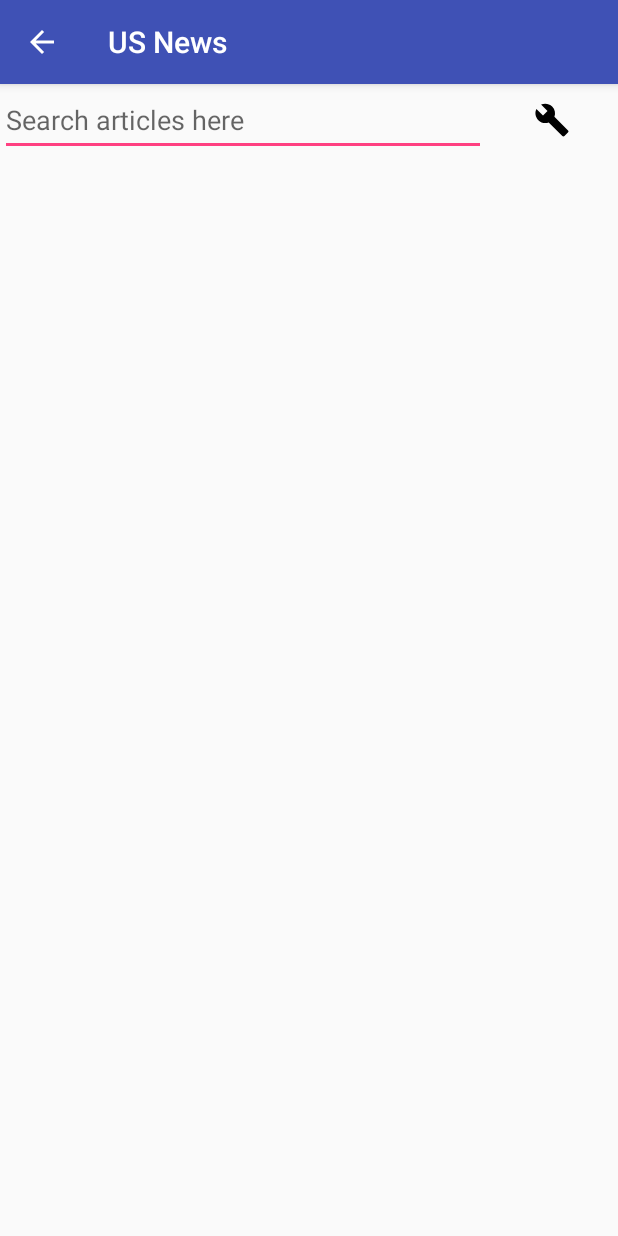
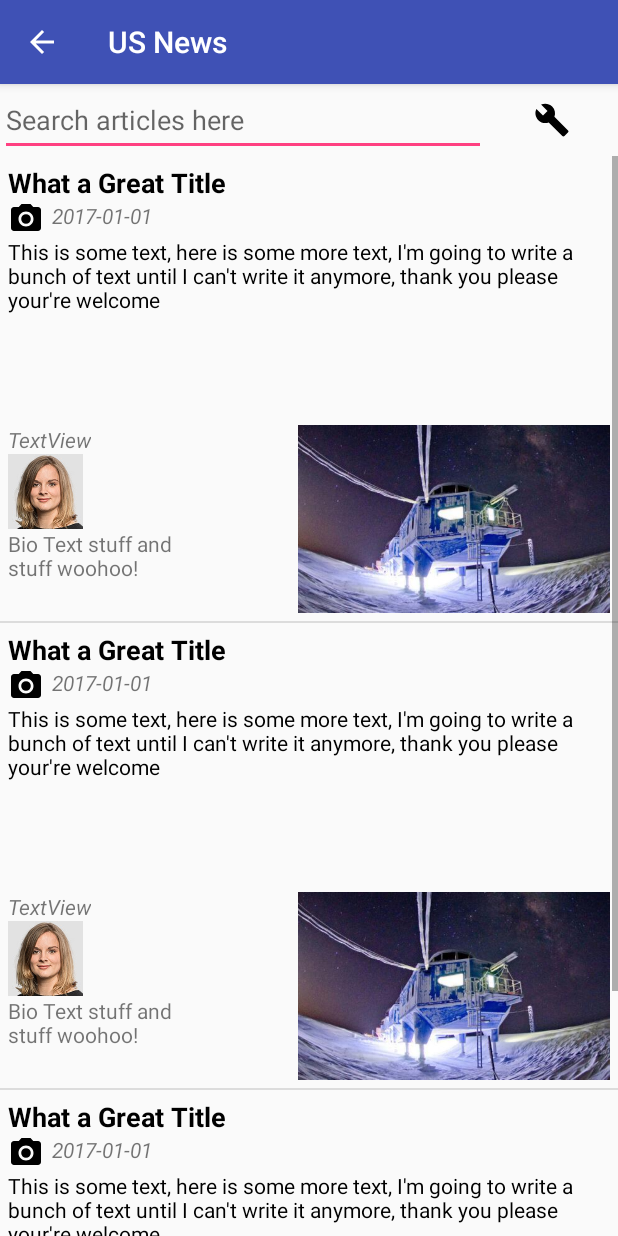
Before and after one commit to nstrucky/GuardianNews, an Android app: the screen it shows after launch (SectionActivity), after a tap on "US News", on a phone screen of 412 x 824 dp. Run offline under Robolectric (Android 15) with nearby library versions, the phone set to English and light mode, and no system bars; 1 other tap on this screen came first.

Commit message:
general update

```diff
--- a/app/src/main/AndroidManifest.xml
+++ b/app/src/main/AndroidManifest.xml
@@ -27,6 +27,7 @@
         <activity android:name=".SectionActivity"
             android:label="@string/section_title_default"
             android:parentActivityName=".MainActivity"
+            android:windowSoftInputMode="stateHidden"
             >
         <meta-data
             android:name="android.support.PARENT_ACTIVITY"
--- a/app/src/main/java/com/netjob/guardiannews/SectionActivity.java
+++ b/app/src/main/java/com/netjob/guardiannews/SectionActivity.java
@@ -9,9 +9,12 @@ import android.net.NetworkInfo;
 import android.os.Bundle;
 import android.support.annotation.Nullable;
 import android.support.v7.app.AppCompatActivity;
+import android.widget.ListView;
 
 import com.netjob.guardiannews.custom_classes.NewsItem;
+import com.netjob.guardiannews.custom_classes.NewsItemAdapter;
 
+import java.util.ArrayList;
 import java.util.List;
 
 /**
@@ -21,12 +24,28 @@ import java.util.List;
 public class SectionActivity extends AppCompatActivity implements LoaderManager.LoaderCallbacks<List<NewsItem>> {
 
 
+    ListView mNewsListView;
+    List<NewsItem> mNewsItems;
+    NewsItemAdapter mNewsItemAdapter;
     String mSectionId;
 
     @Override
     protected void onCreate(@Nullable Bundle savedInstanceState) {
         super.onCreate(savedInstanceState);
         setContentView(R.layout.activity_section);
+
+
+        mNewsListView = (ListView) findViewById(R.id.listview_sections);
+
+        mNewsItems = new ArrayList<>();
+        mNewsItems.add(new NewsItem(null, null, null, null, null, null, null));
+        mNewsItems.add(new NewsItem(null, null, null, null, null, null, null));
+        mNewsItems.add(new NewsItem(null, null, null, null, null, null, null));
+
+        mNewsItemAdapter = new NewsItemAdapter(this, mNewsItems);
+        mNewsListView.setAdapter(mNewsItemAdapter);
+
+
 
         mSectionId = getIntent().getExtras().getString(MainActivity.SECTION_ID_KEY);
         if (mSectionId != null) {
@@ -67,7 +86,7 @@ public class SectionActivity extends AppCompatActivity implements LoaderManager.
 
     @Override
     public Loader<List<NewsItem>> onCreateLoader(int id, Bundle args) {
-        return null;
+        return new NewsLoader(this);
     }
 
     @Override
--- a/app/src/main/java/com/netjob/guardiannews/custom_classes/NewsItem.java
+++ b/app/src/main/java/com/netjob/guardiannews/custom_classes/NewsItem.java
@@ -15,12 +15,13 @@ public class NewsItem {
     String mArticleBody;// fields --> body
     String mArticleUrl; //webUrl
     String mAuthorName; //fields --> byline
-//    String mAuthorBio; //tags --> bio
+    String mPublicationDate; //webPublicationDate
+    String mAuthorBio; //tags --> bio
 
 
 
     public NewsItem(Bitmap thumbnailBitmap, Bitmap authorPhoto, String articleTitle,
-                    String articleUrl, String articleBody, String authorName) {
+                    String articleUrl, String articleBody, String authorName, String publicationDate) {
 
         mThumbnailBitmap = thumbnailBitmap;
         mAuthorPhoto = authorPhoto;
@@ -28,6 +29,7 @@ public class NewsItem {
         mArticleBody = summarizeArticleBody(articleBody);
         mArticleUrl = articleUrl;
         mAuthorName = authorName;
+        mPublicationDate = publicationDate;
 
     }
 
@@ -35,7 +37,7 @@ public class NewsItem {
     private String summarizeArticleBody(String body) {
 
         //TODO create logic to cut string down to manageable size
-        return null;
+        return body;
     }
 
     public Bitmap getThumbnailBitmap() {
@@ -86,13 +88,21 @@ public class NewsItem {
         mAuthorName = authorName;
     }
 
-//    public String getmAuthorBio() {
-//        return mAuthorBio;
-//    }
-//
-//    public void setAuthorBio(String authorBio) {
-//        mAuthorBio = authorBio;
-//    }
+    public String getPublicationDate() {
+        return mPublicationDate;
+    }
+
+    public void setPublicationDate(String date) {
+        mPublicationDate = date;
+    }
+
+    public String getmAuthorBio() {
+        return mAuthorBio;
+    }
+
+    public void setAuthorBio(String authorBio) {
+        mAuthorBio = authorBio;
+    }
 
 
 }
--- a/app/src/main/java/com/netjob/guardiannews/custom_classes/NewsItemAdapter.java
+++ b/app/src/main/java/com/netjob/guardiannews/custom_classes/NewsItemAdapter.java
@@ -2,9 +2,16 @@ package com.netjob.guardiannews.custom_classes;
 
 import android.content.Context;
 import android.support.annotation.NonNull;
+import android.view.LayoutInflater;
 import android.view.View;
 import android.view.ViewGroup;
 import android.widget.ArrayAdapter;
+import android.widget.ImageView;
+import android.widget.TextView;
+
+import com.netjob.guardiannews.R;
+
+import org.w3c.dom.Text;
 
 import java.util.List;
 
@@ -23,6 +30,27 @@ public class NewsItemAdapter extends ArrayAdapter {
     @NonNull
     @Override
     public View getView(int position, View convertView, ViewGroup parent) {
-        return super.getView(position, convertView, parent);
+        ViewHolder viewHolder = new ViewHolder();
+
+        if (convertView == null) {
+            convertView = LayoutInflater.from(getContext()).inflate(R.layout.list_item_article, null, false);
+
+            viewHolder.mArticleTitleTextView = (TextView) convertView.findViewById(R.id.textView_article_title);
+            viewHolder.mPublicationTextView = (TextView) convertView.findViewById(R.id.textView_publicationDate);
+            viewHolder.mArticleBodyTextView = (TextView) convertView.findViewById(R.id.textView_article_body);
+            viewHolder.mBioTextView = (TextView) convertView.findViewById(R.id.textView_bio);
+            viewHolder.mBylineTextView = (TextView) convertView.findViewById(R.id.textView_byline);
+            viewHolder.mBylineImageView = (ImageView) convertView.findViewById(R.id.imageView_bylineImage);
+            viewHolder.mArticleThumbnailImageView = (ImageView) convertView.findViewById(R.id.imageView_article_thumbnail);
+
+            convertView.setTag(viewHolder);
+
+        } else {
+            viewHolder = (ViewHolder) convertView.getTag();
+
+        }
+
+
+        return convertView;
     }
 }
--- a/app/src/main/java/com/netjob/guardiannews/custom_classes/ViewHolder.java
+++ b/app/src/main/java/com/netjob/guardiannews/custom_classes/ViewHolder.java
@@ -1,4 +1,7 @@
 package com.netjob.guardiannews.custom_classes;
+
+import android.widget.ImageView;
+import android.widget.TextView;
 
 /**
  * Created by root on 1/15/17.
@@ -6,6 +9,12 @@ package com.netjob.guardiannews.custom_classes;
 
 public class ViewHolder {
 
-
+    TextView mArticleTitleTextView;
+    TextView mPublicationTextView;
+    TextView mArticleBodyTextView;
+    TextView mBylineTextView;
+    TextView mBioTextView;
+    ImageView mBylineImageView;
+    ImageView mArticleThumbnailImageView;
 
 }
--- a/app/src/main/res/layout/activity_section.xml
+++ b/app/src/main/res/layout/activity_section.xml
@@ -27,16 +27,10 @@
 
     </LinearLayout>
 
-
-    <TextView
-        android:layout_width="match_parent"
-        android:layout_height="wrap_content"
-        tools:text="test text" />
-
     <ListView
         android:id="@+id/listview_sections"
         android:layout_width="match_parent"
-        android:layout_height="wrap_content">
+        android:layout_height="match_parent">
 
     </ListView>
 
--- a/app/src/main/res/layout/content_main.xml
+++ b/app/src/main/res/layout/content_main.xml
@@ -36,9 +36,5 @@
 
     </LinearLayout>
 
-    <TextView
-        android:layout_width="wrap_content"
-        android:layout_height="wrap_content"
-        android:text="Sample Text" />
 
 </LinearLayout>
--- a/app/src/main/res/layout/list_item_article.xml
+++ b/app/src/main/res/layout/list_item_article.xml
@@ -1,43 +1,107 @@
 <?xml version="1.0" encoding="utf-8"?>
-<RelativeLayout xmlns:android="http://schemas.android.com/apk/res/android"
-    android:layout_width="match_parent" android:layout_height="match_parent">
+<LinearLayout xmlns:android="http://schemas.android.com/apk/res/android"
+    android:layout_width="match_parent"
+    android:layout_height="wrap_content"
+    android:minHeight="300dp"
+    android:orientation="vertical"
+    android:padding="5dp">
+
+    <LinearLayout
+        android:layout_width="wrap_content"
+        android:layout_height="wrap_content"
+        android:orientation="vertical">
+
+        <TextView
+            android:id="@+id/textView_article_title"
+            android:layout_width="wrap_content"
+            android:layout_height="wrap_content"
+            android:text="What a Great Title"
+            android:textColor="@android:color/black"
+            android:textSize="18sp"
+            android:textStyle="bold" />
 
 
-    <TextView
-        android:text="TextView"
-        android:layout_width="wrap_content"
-        android:layout_height="wrap_content"
-        android:id="@+id/textView2" />
+        <LinearLayout
+            android:layout_width="match_parent"
+            android:layout_height="wrap_content"
+            android:orientation="horizontal">
 
-    <TextView
-        android:text="TextView"
-        android:layout_width="wrap_content"
-        android:layout_height="wrap_content"
-        android:id="@+id/textView3" />
+            <ImageView
+                android:layout_width="wrap_content"
+                android:layout_height="wrap_content"
+                android:layout_marginRight="5dp"
+                android:src="@drawable/ic_menu_camera" />
 
 
+            <TextView
+                android:id="@+id/textView_publicationDate"
+                android:layout_width="wrap_content"
+                android:layout_height="wrap_content"
+                android:text="2017-01-01"
+                android:textStyle="normal|italic" />
 
 
-    <ImageView
-        android:layout_width="wrap_content"
-        android:layout_height="wrap_content" />
+        </LinearLayout>
 
 
+        <TextView
+            android:id="@+id/textView_article_body"
+            android:layout_width="wrap_content"
+            android:layout_height="125dp"
+            android:text="This is some text, here is some more text, I'm going to write a bunch of text until I can't write it anymore, thank you please your're welcome"
+            android:textColor="@android:color/black" />
 
-    <ImageView
-        android:layout_width="wrap_content"
-        android:layout_height="wrap_content"
-        android:layout_alignParentLeft="true"
-        android:layout_alignParentBottom="true"
-        android:src="@drawable/bylineimage"
-        android:id="@+id/imageView_bylineImage"/>
-
-    <TextView
-        android:text="TextView"
-        android:layout_width="wrap_content"
-        android:layout_height="wrap_content"
-        android:id="@+id/textView_byline"
-        android:layout_toRightOf="@id/imageView_bylineImage"/>
+    </LinearLayout>
 
 
-</RelativeLayout>
+    <LinearLayout
+        android:layout_width="match_parent"
+        android:layout_height="wrap_content"
+        android:orientation="horizontal">
+
+        <LinearLayout
+            android:layout_width="wrap_content"
+            android:layout_height="wrap_content"
+            android:orientation="vertical"
+            android:layout_weight="1">
+
+            <TextView
+                android:id="@+id/textView_byline"
+                android:layout_width="wrap_content"
+                android:layout_height="wrap_content"
+                android:text="TextView"
+                android:textStyle="normal|italic" />
+
+            <ImageView
+                android:id="@+id/imageView_bylineImage"
+                android:layout_width="50dp"
+                android:layout_height="50dp"
+                android:src="@drawable/bylineimage" />
+
+            <TextView
+                android:layout_width="wrap_content"
+                android:layout_height="wrap_content"
+                android:id="@+id/textView_bio"
+                android:text="Bio Text stuff and stuff woohoo!"/>
+
+        </LinearLayout>
+
+        <RelativeLayout
+            android:layout_width="wrap_content"
+            android:layout_height="wrap_content"
+            android:layout_weight="2">
+
+            <ImageView
+                android:id="@+id/imageView_article_thumbnail"
+                android:layout_width="208dp"
+                android:layout_height="125dp"
+                android:layout_alignParentRight="true"
+                android:src="@drawable/dummy_thumbnail_500_300" />
+
+
+        </RelativeLayout>
+
+    </LinearLayout>
+
+
+</LinearLayout>
```
